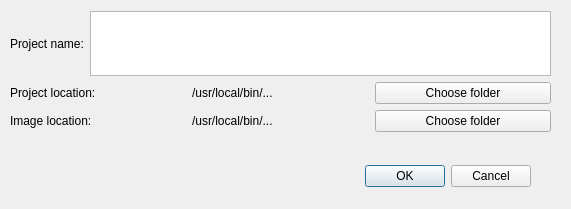
This is ui/newproject.ui in lybros/appa as Qt 5 draws it before an edit. The edited form follows.
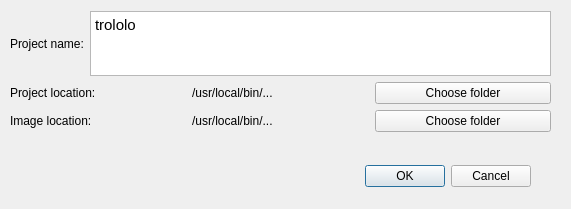
This is the edited form.

What changed in the file:
```diff
--- a/ui/newproject.ui
+++ b/ui/newproject.ui
@@ -49,7 +49,15 @@
        </widget>
       </item>
       <item>
-       <widget class="QTextEdit" name="project_name"/>
+       <widget class="QTextEdit" name="project_name">
+        <property name="html">
+         <string>&lt;!DOCTYPE HTML PUBLIC &quot;-//W3C//DTD HTML 4.0//EN&quot; &quot;http://www.w3.org/TR/REC-html40/strict.dtd&quot;&gt;
+&lt;html&gt;&lt;head&gt;&lt;meta name=&quot;qrichtext&quot; content=&quot;1&quot; /&gt;&lt;style type=&quot;text/css&quot;&gt;
+p, li { white-space: pre-wrap; }
+&lt;/style&gt;&lt;/head&gt;&lt;body style=&quot; font-family:'Ubuntu'; font-size:11pt; font-weight:400; font-style:normal;&quot;&gt;
+&lt;p style=&quot; margin-top:0px; margin-bottom:0px; margin-left:0px; margin-right:0px; -qt-block-indent:0; text-indent:0px;&quot;&gt;trololo&lt;/p&gt;&lt;/body&gt;&lt;/html&gt;</string>
+        </property>
+       </widget>
       </item>
      </layout>
     </item>
```
